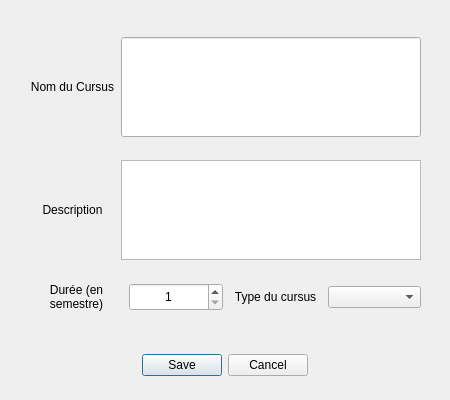
Qt form root/src/gui/dialogAjouterCursus.ui (mikegrevelinger/LO21_Project) before a commit.
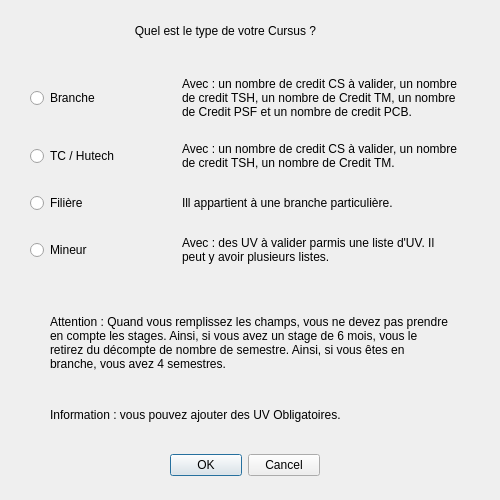
The same form after that commit.

```diff
--- a/root/src/gui/dialogAjouterCursus.ui
+++ b/root/src/gui/dialogAjouterCursus.ui
@@ -6,27 +6,39 @@
    <rect>
     <x>0</x>
     <y>0</y>
-    <width>450</width>
-    <height>400</height>
+    <width>500</width>
+    <height>500</height>
    </rect>
   </property>
+  <property name="maximumSize">
+   <size>
+    <width>500</width>
+    <height>500</height>
+   </size>
+  </property>
   <property name="windowTitle">
    <string>Dialog</string>
   </property>
   <widget class="QDialogButtonBox" name="buttonBox">
    <property name="geometry">
     <rect>
-     <x>100</x>
-     <y>350</y>
-     <width>250</width>
+     <x>170</x>
+     <y>450</y>
+     <width>150</width>
      <height>30</height>
     </rect>
    </property>
+   <property name="maximumSize">
+    <size>
+     <width>150</width>
+     <height>30</height>
+    </size>
+   </property>
    <property name="orientation">
     <enum>Qt::Horizontal</enum>
    </property>
    <property name="standardButtons">
-    <set>QDialogButtonBox::Cancel|QDialogButtonBox::Save</set>
+    <set>QDialogButtonBox::Cancel|QDialogButtonBox::Ok</set>
    </property>
    <property name="centerButtons">
     <bool>true</bool>
@@ -36,145 +48,130 @@
    <property name="geometry">
     <rect>
      <x>30</x>
-     <y>20</y>
-     <width>391</width>
-     <height>311</height>
+     <y>60</y>
+     <width>431</width>
+     <height>221</height>
     </rect>
    </property>
-   <layout class="QVBoxLayout" name="verticalLayout">
-    <item>
-     <layout class="QHBoxLayout" name="horizontalLayout_3">
-      <item>
-       <widget class="QLabel" name="label">
-        <property name="maximumSize">
-         <size>
-          <width>100</width>
-          <height>16777215</height>
-         </size>
-        </property>
-        <property name="text">
-         <string>Nom du Cursus</string>
-        </property>
-        <property name="alignment">
-         <set>Qt::AlignCenter</set>
-        </property>
-       </widget>
-      </item>
-      <item>
-       <widget class="QLineEdit" name="lineEdit">
-        <property name="maximumSize">
-         <size>
-          <width>300</width>
-          <height>100</height>
-         </size>
-        </property>
-       </widget>
-      </item>
-     </layout>
+   <layout class="QGridLayout" name="gridLayout">
+    <item row="0" column="0">
+     <widget class="QRadioButton" name="radioButton">
+      <property name="text">
+       <string>Branche</string>
+      </property>
+     </widget>
     </item>
-    <item>
-     <layout class="QHBoxLayout" name="horizontalLayout_2">
-      <item>
-       <widget class="QLabel" name="label_3">
-        <property name="maximumSize">
-         <size>
-          <width>100</width>
-          <height>16777215</height>
-         </size>
-        </property>
-        <property name="text">
-         <string>Description</string>
-        </property>
-        <property name="alignment">
-         <set>Qt::AlignCenter</set>
-        </property>
-       </widget>
-      </item>
-      <item>
-       <widget class="QTextEdit" name="textEdit">
-        <property name="maximumSize">
-         <size>
-          <width>300</width>
-          <height>100</height>
-         </size>
-        </property>
-        <property name="acceptRichText">
-         <bool>false</bool>
-        </property>
-       </widget>
-      </item>
-     </layout>
+    <item row="2" column="0">
+     <widget class="QRadioButton" name="radioButton_3">
+      <property name="text">
+       <string>Filière</string>
+      </property>
+     </widget>
     </item>
-    <item>
-     <layout class="QHBoxLayout" name="horizontalLayout">
-      <item>
-       <widget class="QLabel" name="label_2">
-        <property name="maximumSize">
-         <size>
-          <width>100</width>
-          <height>16777215</height>
-         </size>
-        </property>
-        <property name="text">
-         <string>Durée (en semestre)</string>
-        </property>
-        <property name="alignment">
-         <set>Qt::AlignCenter</set>
-        </property>
-        <property name="wordWrap">
-         <bool>true</bool>
-        </property>
-       </widget>
-      </item>
-      <item>
-       <widget class="QSpinBox" name="choixCredit">
-        <property name="maximumSize">
-         <size>
-          <width>100</width>
-          <height>30</height>
-         </size>
-        </property>
-        <property name="alignment">
-         <set>Qt::AlignCenter</set>
-        </property>
-        <property name="minimum">
-         <number>1</number>
-        </property>
-        <property name="maximum">
-         <number>10</number>
-        </property>
-       </widget>
-      </item>
-      <item>
-       <widget class="QLabel" name="label_4">
-        <property name="maximumSize">
-         <size>
-          <width>100</width>
-          <height>16777215</height>
-         </size>
-        </property>
-        <property name="text">
-         <string>Type du cursus</string>
-        </property>
-        <property name="alignment">
-         <set>Qt::AlignCenter</set>
-        </property>
-       </widget>
-      </item>
-      <item>
-       <widget class="QComboBox" name="comboBox">
-        <property name="maximumSize">
-         <size>
-          <width>100</width>
-          <height>16777215</height>
-         </size>
-        </property>
-       </widget>
-      </item>
-     </layout>
+    <item row="2" column="1">
+     <widget class="QLabel" name="label_4">
+      <property name="text">
+       <string>Ill appartient à une branche particulière.</string>
+      </property>
+      <property name="wordWrap">
+       <bool>true</bool>
+      </property>
+     </widget>
+    </item>
+    <item row="1" column="0">
+     <widget class="QRadioButton" name="radioButton_2">
+      <property name="text">
+       <string>TC / Hutech</string>
+      </property>
+     </widget>
+    </item>
+    <item row="0" column="1">
+     <widget class="QLabel" name="label_2">
+      <property name="text">
+       <string>Avec : un nombre de credit CS à valider, un nombre de credit TSH, un nombre de Credit TM, un nombre de Credit PSF et un nombre de credit PCB.</string>
+      </property>
+      <property name="wordWrap">
+       <bool>true</bool>
+      </property>
+     </widget>
+    </item>
+    <item row="1" column="1">
+     <widget class="QLabel" name="label_3">
+      <property name="text">
+       <string>Avec : un nombre de credit CS à valider, un nombre de credit TSH, un nombre de Credit TM.</string>
+      </property>
+      <property name="wordWrap">
+       <bool>true</bool>
+      </property>
+     </widget>
+    </item>
+    <item row="3" column="0">
+     <widget class="QRadioButton" name="radioButton_4">
+      <property name="text">
+       <string>Mineur</string>
+      </property>
+     </widget>
+    </item>
+    <item row="3" column="1">
+     <widget class="QLabel" name="label_5">
+      <property name="text">
+       <string>Avec : des UV à valider parmis une liste d'UV. Il peut y avoir plusieurs listes.</string>
+      </property>
+      <property name="wordWrap">
+       <bool>true</bool>
+      </property>
+     </widget>
     </item>
    </layout>
   </widget>
+  <widget class="QLabel" name="label">
+   <property name="geometry">
+    <rect>
+     <x>130</x>
+     <y>10</y>
+     <width>191</width>
+     <height>41</height>
+    </rect>
+   </property>
+   <property name="text">
+    <string>Quel est le type de votre Cursus ?</string>
+   </property>
+   <property name="alignment">
+    <set>Qt::AlignCenter</set>
+   </property>
+   <property name="wordWrap">
+    <bool>true</bool>
+   </property>
+  </widget>
+  <widget class="QLabel" name="label_6">
+   <property name="geometry">
+    <rect>
+     <x>50</x>
+     <y>312</y>
+     <width>400</width>
+     <height>61</height>
+    </rect>
+   </property>
+   <property name="text">
+    <string>Attention : Quand vous remplissez les champs, vous ne devez pas prendre en compte les stages. Ainsi, si vous avez un stage de 6 mois, vous le retirez du décompte de nombre de semestre. Ainsi, si vous êtes en branche, vous avez 4 semestres.</string>
+   </property>
+   <property name="wordWrap">
+    <bool>true</bool>
+   </property>
+  </widget>
+  <widget class="QLabel" name="label_7">
+   <property name="geometry">
+    <rect>
+     <x>50</x>
+     <y>400</y>
+     <width>400</width>
+     <height>30</height>
+    </rect>
+   </property>
+   <property name="text">
+    <string>Information : vous pouvez ajouter des UV Obligatoires.</string>
+   </property>
+  </widget>
  </widget>
  <resources/>
  <connections>
```
Left out of the diff: 2 changed lines with no effect on the pictures.
